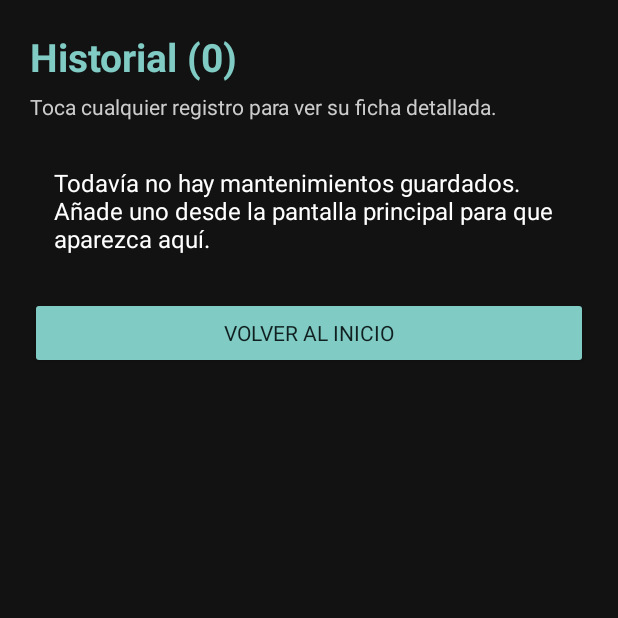
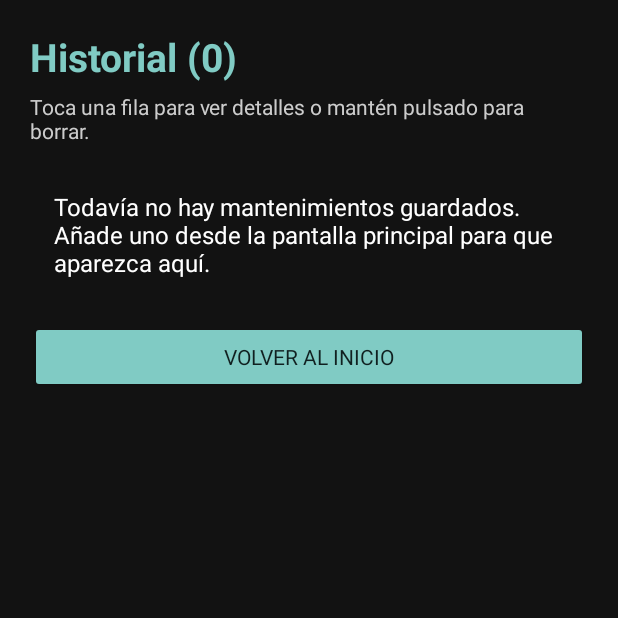
Before and after one commit to Vic019cb/appCarsV, an Android app: the screen it shows after launch (HistorialActivity), after a tap on "VER HISTORIAL", on a phone screen of 412 x 824 dp, the top half of it. Run offline under Robolectric (Android 15) with nearby library versions, the phone set to English and light mode, and no system bars; our stand-ins replace Room's generated code.

Commit message:
Implementacion de persistencia con base de datos Room

```diff
--- a/app/build.gradle.kts
+++ b/app/build.gradle.kts
@@ -1,6 +1,7 @@
 plugins {
     id("com.android.application")
     id("org.jetbrains.kotlin.android")
+    id("com.google.devtools.ksp") version "2.0.21-1.0.28"
 }
 
 android {
@@ -24,4 +25,6 @@ dependencies {
     implementation("androidx.core:core-ktx:1.15.0")
     implementation("androidx.activity:activity-ktx:1.10.0")
     implementation("com.google.android.material:material:1.12.0")
+    implementation("androidx.room:room-runtime:2.8.5")
+    ksp("androidx.room:room-compiler:2.8.5")
 }
--- /dev/null
+++ b/app/src/main/java/com/example/appcars/AppDatabase.kt
@@ -0,0 +1,33 @@
+package com.example.appcars
+
+import android.content.Context
+import androidx.room.Database
+import androidx.room.Room
+import androidx.room.RoomDatabase
+
+// Base de datos de Room: reúne las entidades y proporciona acceso a los DAOs.
+@Database(entities = [Mantenimiento::class], version = 1)
+abstract class AppDatabase : RoomDatabase() {
+
+    // Función abstracta para que Room genere la implementación del DAO
+    abstract fun mantenimientoDao(): MantenimientoDao
+
+    companion object {
+        // @Volatile asegura que el valor sea inmediatamente visible en todos los hilos
+        @Volatile
+        private var instancia: AppDatabase? = null
+
+        // Patrón Singleton: evita crear múltiples conexiones pesadas a la base de datos
+        fun obtener(context: Context): AppDatabase {
+            return instancia ?: synchronized(this) {
+                val nueva = Room.databaseBuilder(
+                    context.applicationContext,
+                    AppDatabase::class.java,
+                    "appcars_database"
+                ).build()
+                instancia = nueva
+                nueva
+            }
+        }
+    }
+}
--- a/app/src/main/java/com/example/appcars/DatosMantenimiento.kt
+++ /dev/null
@@ -1,48 +0,0 @@
-package com.example.appcars
-
-import android.content.Context
-import org.json.JSONArray
-import org.json.JSONObject
-
-// Centralizamos aquí la lectura y escritura para que las pantallas usen los mismos datos.
-object DatosMantenimiento {
-    private const val ARCHIVO = "appCars_datos"
-    private const val CLAVE = "mantenimientos"
-
-    fun obtener(context: Context): MutableList<Mantenimiento> {
-        val texto = context.getSharedPreferences(ARCHIVO, Context.MODE_PRIVATE)
-            .getString(CLAVE, "[]") ?: "[]"
-        val lista = mutableListOf<Mantenimiento>()
-        try {
-            val json = JSONArray(texto)
-            for (i in 0 until json.length()) {
-                val item = json.getJSONObject(i)
-                lista.add(Mantenimiento(
-                    item.optString("vehiculo"), item.optString("tipo"),
-                    item.optInt("kilometros"), item.optString("fecha"),
-                    item.optDouble("coste")
-                ))
-            }
-        } catch (_: Exception) {
-            // Si hubiera datos antiguos dañados, arrancamos con un historial vacío en vez de cerrar la app.
-        }
-        return lista
-    }
-
-    fun guardar(context: Context, mantenimiento: Mantenimiento) {
-        val lista = obtener(context)
-        lista.add(mantenimiento)
-        val json = JSONArray()
-        lista.forEach { dato ->
-            json.put(JSONObject().apply {
-                put("vehiculo", dato.vehiculo)
-                put("tipo", dato.tipo)
-                put("kilometros", dato.kilometros)
-                put("fecha", dato.fecha)
-                put("coste", dato.coste)
-            })
-        }
-        context.getSharedPreferences(ARCHIVO, Context.MODE_PRIVATE)
-            .edit().putString(CLAVE, json.toString()).apply()
-    }
-}
--- a/app/src/main/java/com/example/appcars/HistorialActivity.kt
+++ b/app/src/main/java/com/example/appcars/HistorialActivity.kt
@@ -1,13 +1,17 @@
 package com.example.appcars
 
+import android.app.AlertDialog
 import android.content.Intent
 import android.os.Bundle
 import android.view.View
 import android.widget.Button
 import android.widget.TextView
+import android.widget.Toast
 import androidx.activity.ComponentActivity
+import androidx.lifecycle.lifecycleScope
 import androidx.recyclerview.widget.LinearLayoutManager
 import androidx.recyclerview.widget.RecyclerView
+import kotlinx.coroutines.launch
 
 class HistorialActivity : ComponentActivity() {
 
@@ -27,9 +31,12 @@ class HistorialActivity : ComponentActivity() {
         // Configuramos el RecyclerView con un administrador de diseño lineal.
         recycler.layoutManager = LinearLayoutManager(this)
 
-        // Inicializamos el adaptador pasando la lista y la acción de clic (navegación con Intent y putExtra).
-        adaptador = MantenimientoAdapter(emptyList()) { mantenimiento ->
-            // Requisito del proyecto: navegación con Intent enviando datos con putExtra.
+        // Inicializamos el adaptador con dos funciones lambda:
+        // 1. Clic corto: abre la pantalla de detalles.
+        // 2. Clic largo: diálogo para borrar de la base de datos Room (reto 8).
+        adaptador = MantenimientoAdapter(
+            lista = emptyList(),
+            alPulsarElemento = { mantenimiento ->
                 val intent = Intent(this, DetalleMantenimientoActivity::class.java).apply {
                     putExtra("EXTRA_VEHICULO", mantenimiento.vehiculo)
                     putExtra("EXTRA_TIPO", mantenimiento.tipo)
@@ -38,16 +45,41 @@ class HistorialActivity : ComponentActivity() {
                     putExtra("EXTRA_COSTE", mantenimiento.coste)
                 }
                 startActivity(intent)
+            },
+            alMantenerPulsado = { mantenimiento ->
+                // Confirmamos antes de borrar para evitar eliminar por error
+                AlertDialog.Builder(this)
+                    .setTitle("Eliminar mantenimiento")
+                    .setMessage("¿Deseas eliminar el registro de ${mantenimiento.vehiculo} (${mantenimiento.tipo})?")
+                    .setPositiveButton("Eliminar") { _, _ ->
+                        // Borramos de Room en segundo plano
+                        lifecycleScope.launch {
+                            val dao = AppDatabase.obtener(this@HistorialActivity).mantenimientoDao()
+                            dao.borrar(mantenimiento)
+                            Toast.makeText(this@HistorialActivity, "Mantenimiento eliminado", Toast.LENGTH_SHORT).show()
+                            cargarHistorialDesdeBd() // Refrescamos la lista para que desaparezca
                         }
+                    }
+                    .setNegativeButton("Cancelar", null)
+                    .show()
+            }
+        )
         recycler.adapter = adaptador
 
         findViewById<Button>(R.id.botonVolver).setOnClickListener { finish() }
     }
 
-    // Se recarga al entrar para mostrar también lo que se acaba de registrar en SharedPreferences.
+    // Regla del apartado 6: cargamos la lista en onResume para que siempre se refresque al volver de otra pantalla.
     override fun onResume() {
         super.onResume()
-        val lista = DatosMantenimiento.obtener(this)
+        cargarHistorialDesdeBd()
+    }
+
+    // Lee los datos desde Room usando corrutinas (lifecycleScope.launch) para no congelar la pantalla.
+    private fun cargarHistorialDesdeBd() {
+        lifecycleScope.launch {
+            val dao = AppDatabase.obtener(this@HistorialActivity).mantenimientoDao()
+            val lista = dao.obtenerTodas()
             textoContador.text = "Historial (${lista.size})"
 
             if (lista.isEmpty()) {
@@ -56,8 +88,9 @@ class HistorialActivity : ComponentActivity() {
             } else {
                 textoVacio.visibility = View.GONE
                 recycler.visibility = View.VISIBLE
-            // Mostramos los registros en orden inverso para que el más reciente aparezca primero.
-            adaptador.actualizarDatos(lista.asReversed())
+                // Como el DAO ya ordena por "ORDER BY id DESC", pasamos la lista directamente
+                adaptador.actualizarDatos(lista)
             }
         }
     }
+}
--- a/app/src/main/java/com/example/appcars/MainActivity.kt
+++ b/app/src/main/java/com/example/appcars/MainActivity.kt
@@ -6,6 +6,8 @@ import android.widget.Button
 import android.widget.ImageView
 import android.widget.TextView
 import androidx.activity.ComponentActivity
+import androidx.lifecycle.lifecycleScope
+import kotlinx.coroutines.launch
 
 class MainActivity : ComponentActivity() {
 
@@ -40,15 +42,18 @@ class MainActivity : ComponentActivity() {
         }
     }
 
-    // Cada vez que volvemos a la pantalla principal, actualizamos el contador con los datos de SharedPreferences
+    // Cada vez que volvemos a la pantalla principal, consultamos Room para actualizar el contador
     override fun onResume() {
         super.onResume()
-        val total = DatosMantenimiento.obtener(this).size
-        val textoResumen = findViewById<TextView>(R.id.textoResumen)
-        if (total == 1) {
-            textoResumen.text = "Hay 1 mantenimiento guardado."
-        } else {
-            textoResumen.text = "Hay $total mantenimientos guardados."
+        lifecycleScope.launch {
+            val dao = AppDatabase.obtener(this@MainActivity).mantenimientoDao()
+            val total = dao.contarMantenimientos()
+            val textoResumen = findViewById<TextView>(R.id.textoResumen)
+            if (total == 1) {
+                textoResumen.text = "Hay 1 mantenimiento guardado en la base de datos."
+            } else {
+                textoResumen.text = "Hay $total mantenimientos guardados en la base de datos."
+            }
         }
     }
 
--- a/app/src/main/java/com/example/appcars/MantenimientoAdapter.kt
+++ b/app/src/main/java/com/example/appcars/MantenimientoAdapter.kt
@@ -10,9 +10,11 @@ import java.text.NumberFormat
 import java.util.Locale
 
 // Adaptador para el RecyclerView que enlaza cada registro de mantenimiento con su diseño visual.
+// Pasamos una segunda lambda para gestionar la pulsación larga y poder borrar el registro.
 class MantenimientoAdapter(
     private var lista: List<Mantenimiento>,
-    private val alPulsarElemento: (Mantenimiento) -> Unit
+    private val alPulsarElemento: (Mantenimiento) -> Unit,
+    private val alMantenerPulsado: (Mantenimiento) -> Unit
 ) : RecyclerView.Adapter<MantenimientoAdapter.MantenimientoViewHolder>() {
 
     // ViewHolder que almacena las referencias a las vistas de cada fila.
@@ -48,15 +50,21 @@ class MantenimientoAdapter(
             holder.imagenVehiculo.setImageResource(R.drawable.coche_deportivo)
         }
 
-        // Al hacer clic en la fila, ejecutamos la acción (abrir pantalla de detalle).
+        // Al hacer clic normal en la fila, abrimos los detalles.
         holder.itemView.setOnClickListener {
             alPulsarElemento(item)
+        }
+
+        // Al mantener pulsada la fila, ejecutamos la acción de borrado (requisito 8 del reto).
+        holder.itemView.setOnLongClickListener {
+            alMantenerPulsado(item)
+            true
         }
     }
 
     override fun getItemCount(): Int = lista.size
 
-    // Permite actualizar los datos del listado cuando cambia el historial.
+    // Permite actualizar los datos del listado cuando cambia la base de datos Room.
     fun actualizarDatos(nuevaLista: List<Mantenimiento>) {
         lista = nuevaLista
         notifyDataSetChanged()
--- /dev/null
+++ b/app/src/main/java/com/example/appcars/MantenimientoDao.kt
@@ -0,0 +1,27 @@
+package com.example.appcars
+
+import androidx.room.Dao
+import androidx.room.Delete
+import androidx.room.Insert
+import androidx.room.Query
+
+// Interfaz DAO (Data Access Object) con las operaciones que nos pide el guion de Room.
+@Dao
+interface MantenimientoDao {
+
+    // 1. Insertar un nuevo mantenimiento
+    @Insert
+    suspend fun insertar(mantenimiento: Mantenimiento)
+
+    // 2. Obtener todos los mantenimientos ordenados del último al primero
+    @Query("SELECT * FROM mantenimientos ORDER BY id DESC")
+    suspend fun obtenerTodas(): List<Mantenimiento>
+
+    // 3. Borrar un mantenimiento concreto (para cumplir el reto de la sesión)
+    @Delete
+    suspend fun borrar(mantenimiento: Mantenimiento)
+
+    // Operación extra para saber cuántos mantenimientos hay en la base de datos
+    @Query("SELECT COUNT(*) FROM mantenimientos")
+    suspend fun contarMantenimientos(): Int
+}
--- a/app/src/main/res/layout/activity_historial.xml
+++ b/app/src/main/res/layout/activity_historial.xml
@@ -19,7 +19,7 @@
     <TextView
         android:layout_width="match_parent"
         android:layout_height="wrap_content"
-        android:text="Toca cualquier registro para ver su ficha detallada."
+        android:text="Toca una fila para ver detalles o mantén pulsado para borrar."
         android:textColor="#CCCCCC"
         android:textSize="14sp"
         android:layout_marginBottom="14dp"/>
```
Also changed, not shown: app/src/main/java/com/example/appcars/AgregarMantenimientoActivity.kt (+10 -4 lines), app/src/main/java/com/example/appcars/Mantenimiento.kt (+8 -1 lines), app/src/main/java/com/example/appcars/ProximaRevisionActivity.kt (+21 -5 lines). Lines whose indentation alone changed are shown as unchanged.
